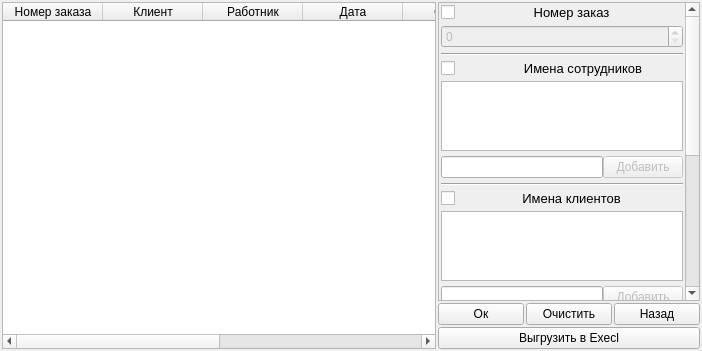
First picture: the form in code/form_for_show_data.ui, repository Alex-Sidorov/SEFOLL, before the edit.
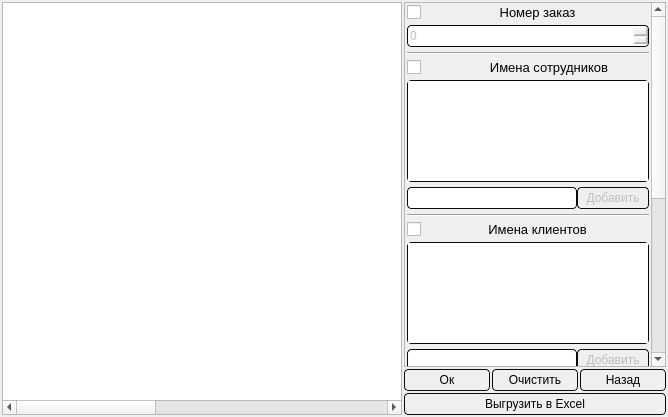
Second picture: the form after the edit.

```diff
--- a/code/form_for_show_data.ui
+++ b/code/form_for_show_data.ui
@@ -6,8 +6,8 @@
    <rect>
     <x>0</x>
     <y>0</y>
-    <width>702</width>
-    <height>351</height>
+    <width>668</width>
+    <height>417</height>
    </rect>
   </property>
   <property name="windowTitle">
@@ -37,6 +37,11 @@
        <verstretch>0</verstretch>
       </sizepolicy>
      </property>
+     <property name="styleSheet">
+      <string notr="true">
+background-color: qlineargradient(x1: 0, y1: 0, x2: 0, y2: 1,
+                                      stop: 0 #dadbde, stop: 1 #f6f7fa);</string>
+     </property>
      <property name="editTriggers">
       <set>QAbstractItemView::NoEditTriggers</set>
      </property>
@@ -53,7 +58,7 @@
       <bool>false</bool>
      </property>
      <attribute name="horizontalHeaderVisible">
-      <bool>true</bool>
+      <bool>false</bool>
      </attribute>
      <attribute name="horizontalHeaderCascadingSectionResizes">
       <bool>false</bool>
@@ -122,7 +127,7 @@
           <x>0</x>
           <y>0</y>
           <width>245</width>
-          <height>619</height>
+          <height>711</height>
          </rect>
         </property>
         <layout class="QVBoxLayout" name="verticalLayout">
@@ -180,6 +185,18 @@
              <property name="enabled">
               <bool>false</bool>
              </property>
+             <property name="styleSheet">
+              <string notr="true">
+border-radius : 4px;
+border: 1px solid;
+border-color: rgb(11, 11, 11);
+height:20;
+width:140;
+background-color: qlineargradient(x1: 0, y1: 0, x2: 0, y2: 1,
+                                      stop: 0 #dadbde, stop: 1 #f6f7fa);
+
+</string>
+             </property>
             </widget>
            </item>
           </layout>
@@ -235,7 +252,19 @@
             </layout>
            </item>
            <item>
-            <widget class="QListWidget" name="worker_list"/>
+            <widget class="QListWidget" name="worker_list">
+             <property name="styleSheet">
+              <string notr="true">
+border-radius : 4px;
+border: 1px solid;
+border-color: rgb(11, 11, 11);
+height:50;
+width:100;
+background-color: qlineargradient(x1: 0, y1: 0, x2: 0, y2: 1,
+                                      stop: 0 #dadbde, stop: 1 #f6f7fa);
+</string>
+             </property>
+            </widget>
            </item>
           </layout>
          </item>
@@ -258,6 +287,17 @@
                <height>0</height>
               </size>
              </property>
+             <property name="styleSheet">
+              <string notr="true">
+border-radius : 4px;
+border: 1px solid;
+border-color: rgb(11, 11, 11);
+height:20;
+width:140;
+background-color: qlineargradient(x1: 0, y1: 0, x2: 0, y2: 1,
+                                      stop: 0 #dadbde, stop: 1 #f6f7fa);
+</string>
+             </property>
             </widget>
            </item>
            <item>
@@ -271,6 +311,22 @@
                <verstretch>0</verstretch>
               </sizepolicy>
              </property>
+             <property name="styleSheet">
+              <string notr="true">QPushButton
+{ 
+border-radius : 4px;
+border: 1px solid;
+border-color: rgb(11, 11, 11);
+height:20;
+width:70;
+background-color: qlineargradient(x1: 0, y1: 0, x2: 0, y2: 1,
+                                      stop: 0 #dadbde, stop: 1 #f6f7fa);
+}
+QPushButton::pressed {
+    background-color:qlineargradient(x1: 0, y1: 0, x2: 0, y2: 1,
+                                      stop: 0 rgb(251, 252, 255), stop: 1 #f6f7fa);
+}</string>
+             </property>
              <property name="text">
               <string>Добавить</string>
              </property>
@@ -320,7 +376,18 @@
             </layout>
            </item>
            <item>
-            <widget class="QListWidget" name="client_list"/>
+            <widget class="QListWidget" name="client_list">
+             <property name="styleSheet">
+              <string notr="true">
+border-radius : 4px;
+border: 1px solid;
+border-color: rgb(11, 11, 11);
+height:50;
+width:100;
+background-color: qlineargradient(x1: 0, y1: 0, x2: 0, y2: 1,
+                                      stop: 0 #dadbde, stop: 1 #f6f7fa);</string>
+             </property>
+            </widget>
            </item>
            <item>
             <layout class="QHBoxLayout" name="horizontalLayout_6">
@@ -328,13 +395,41 @@
               <number>0</number>
              </property>
              <item>
-              <widget class="QLineEdit" name="client_line"/>
+              <widget class="QLineEdit" name="client_line">
+               <property name="styleSheet">
+                <string notr="true">
+border-radius : 4px;
+border: 1px solid;
+border-color: rgb(11, 11, 11);
+height:20;
+width:140;
+background-color: qlineargradient(x1: 0, y1: 0, x2: 0, y2: 1,
+                                      stop: 0 #dadbde, stop: 1 #f6f7fa);
+</string>
+               </property>
+              </widget>
              </item>
              <item>
               <widget class="QPushButton" name="add_client_button">
                <property name="enabled">
                 <bool>false</bool>
                </property>
+               <property name="styleSheet">
+                <string notr="true">QPushButton
+{ 
+border-radius : 4px;
+border: 1px solid;
+border-color: rgb(11, 11, 11);
+height:20;
+width:70;
+background-color: qlineargradient(x1: 0, y1: 0, x2: 0, y2: 1,
+                                      stop: 0 #dadbde, stop: 1 #f6f7fa);
+}
+QPushButton::pressed {
+    background-color:qlineargradient(x1: 0, y1: 0, x2: 0, y2: 1,
+                                      stop: 0 rgb(251, 252, 255), stop: 1 #f6f7fa);
+}</string>
+               </property>
                <property name="text">
                 <string>Добавить</string>
                </property>
@@ -383,6 +478,17 @@
                <property name="enabled">
                 <bool>false</bool>
                </property>
+               <property name="styleSheet">
+                <string notr="true">
+border-radius : 4px;
+border: 1px solid;
+border-color: rgb(11, 11, 11);
+height:20;
+width:140;
+background-color: qlineargradient(x1: 0, y1: 0, x2: 0, y2: 1,
+                                      stop: 0 #dadbde, stop: 1 #f6f7fa);
+</string>
+               </property>
               </widget>
              </item>
             </layout>
@@ -404,6 +510,17 @@
                <property name="enabled">
                 <bool>false</bool>
                </property>
+               <property name="styleSheet">
+                <string notr="true">
+border-radius : 4px;
+border: 1px solid;
+border-color: rgb(11, 11, 11);
+height:20;
+width:140;
+background-color: qlineargradient(x1: 0, y1: 0, x2: 0, y2: 1,
+                                      stop: 0 #dadbde, stop: 1 #f6f7fa);
+</string>
+               </property>
               </widget>
              </item>
             </layout>
@@ -452,7 +569,19 @@
             </layout>
            </item>
            <item>
-            <widget class="QListWidget" name="service_list"/>
+            <widget class="QListWidget" name="service_list">
+             <property name="styleSheet">
+              <string notr="true">
+border-radius : 4px;
+border: 1px solid;
+border-color: rgb(11, 11, 11);
+height:50;
+width:100;
+background-color: qlineargradient(x1: 0, y1: 0, x2: 0, y2: 1,
+                                      stop: 0 #dadbde, stop: 1 #f6f7fa);
+</string>
+             </property>
+            </widget>
            </item>
            <item>
             <layout class="QHBoxLayout" name="horizontalLayout_13">
@@ -467,6 +596,17 @@
                  <verstretch>0</verstretch>
                 </sizepolicy>
                </property>
+               <property name="styleSheet">
+                <string notr="true">
+border-radius : 4px;
+border: 1px solid;
+border-color: rgb(11, 11, 11);
+height:20;
+width:100;
+background-color: qlineargradient(x1: 0, y1: 0, x2: 0, y2: 1,
+                                      stop: 0 #dadbde, stop: 1 #f6f7fa);
+</string>
+               </property>
               </widget>
              </item>
              <item>
@@ -474,6 +614,22 @@
                <property name="enabled">
                 <bool>false</bool>
                </property>
+               <property name="styleSheet">
+                <string notr="true">QPushButton
+{ 
+border-radius : 4px;
+border: 1px solid;
+border-color: rgb(11, 11, 11);
+height:20;
+width:70;
+background-color: qlineargradient(x1: 0, y1: 0, x2: 0, y2: 1,
+                                      stop: 0 #dadbde, stop: 1 #f6f7fa);
+}
+QPushButton::pressed {
+    background-color:qlineargradient(x1: 0, y1: 0, x2: 0, y2: 1,
+                                      stop: 0 rgb(251, 252, 255), stop: 1 #f6f7fa);
+}</string>
+               </property>
                <property name="text">
                 <string>Добавить</string>
                </property>
@@ -515,6 +671,17 @@
            </item>
            <item>
             <widget class="QComboBox" name="status_box">
+             <property name="styleSheet">
+              <string notr="true">
+border-radius : 4px;
+border: 1px solid;
+border-color: rgb(11, 11, 11);
+height:20;
+width:100;
+background-color: qlineargradient(x1: 0, y1: 0, x2: 0, y2: 1,
+                                      stop: 0 #dadbde, stop: 1 #f6f7fa);
+</string>
+             </property>
              <item>
               <property name="text">
                <string>Не важно</string>
@@ -542,6 +709,22 @@
       <layout class="QHBoxLayout" name="horizontalLayout_3">
        <item>
         <widget class="QPushButton" name="ok_button">
+         <property name="styleSheet">
+          <string notr="true">QPushButton
+{ 
+border-radius : 4px;
+border: 1px solid;
+border-color: rgb(11, 11, 11);
+height:20;
+width:70;
+background-color: qlineargradient(x1: 0, y1: 0, x2: 0, y2: 1,
+                                      stop: 0 #dadbde, stop: 1 #f6f7fa);
+}
+QPushButton::pressed {
+    background-color:qlineargradient(x1: 0, y1: 0, x2: 0, y2: 1,
+                                      stop: 0 rgb(251, 252, 255), stop: 1 #f6f7fa);
+}</string>
+         </property>
          <property name="text">
           <string>Ок</string>
          </property>
@@ -549,6 +732,22 @@
        </item>
        <item>
         <widget class="QPushButton" name="clear_button">
+         <property name="styleSheet">
+          <string notr="true">QPushButton
+{ 
+border-radius : 4px;
+border: 1px solid;
+border-color: rgb(11, 11, 11);
+height:20;
+width:70;
+background-color: qlineargradient(x1: 0, y1: 0, x2: 0, y2: 1,
+                                      stop: 0 #dadbde, stop: 1 #f6f7fa);
+}
+QPushButton::pressed {
+    background-color:qlineargradient(x1: 0, y1: 0, x2: 0, y2: 1,
+                                      stop: 0 rgb(251, 252, 255), stop: 1 #f6f7fa);
+}</string>
+         </property>
          <property name="text">
           <string>Очистить</string>
          </property>
@@ -556,6 +755,22 @@
        </item>
        <item>
         <widget class="QPushButton" name="back_button">
+         <property name="styleSheet">
+          <string notr="true">QPushButton
+{ 
+border-radius : 4px;
+border: 1px solid;
+border-color: rgb(11, 11, 11);
+height:20;
+width:70;
+background-color: qlineargradient(x1: 0, y1: 0, x2: 0, y2: 1,
+                                      stop: 0 #dadbde, stop: 1 #f6f7fa);
+}
+QPushButton::pressed {
+    background-color:qlineargradient(x1: 0, y1: 0, x2: 0, y2: 1,
+                                      stop: 0 rgb(251, 252, 255), stop: 1 #f6f7fa);
+}</string>
+         </property>
          <property name="text">
           <string>Назад</string>
          </property>
@@ -565,8 +780,24 @@
      </item>
      <item>
       <widget class="QPushButton" name="save_to_excel_button">
+       <property name="styleSheet">
+        <string notr="true">QPushButton
+{ 
+border-radius : 4px;
+border: 1px solid;
+border-color: rgb(11, 11, 11);
+height:20;
+width:140;
+background-color: qlineargradient(x1: 0, y1: 0, x2: 0, y2: 1,
+                                      stop: 0 #dadbde, stop: 1 #f6f7fa);
+}
+QPushButton::pressed {
+    background-color:qlineargradient(x1: 0, y1: 0, x2: 0, y2: 1,
+                                      stop: 0 rgb(251, 252, 255), stop: 1 #f6f7fa);
+}</string>
+       </property>
        <property name="text">
-        <string>Выгрузить в Execl</string>
+        <string>Выгрузить в Excel</string>
        </property>
       </widget>
      </item>
```
